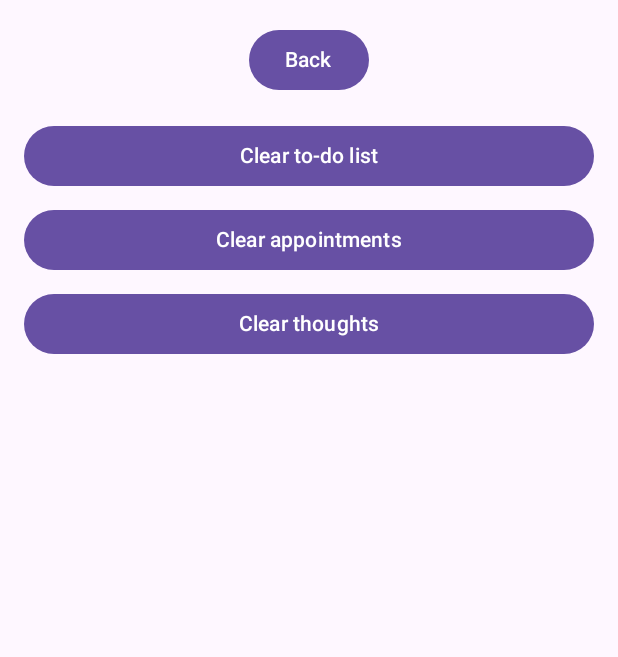
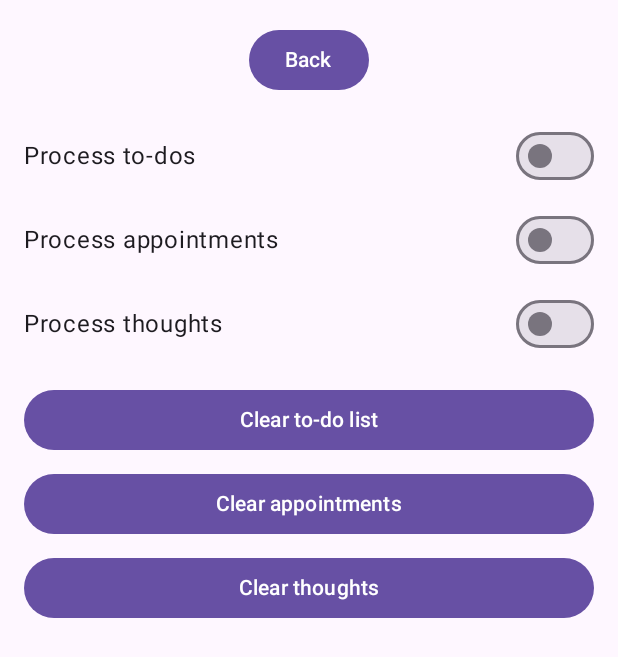
Before and after one commit to fcrescio/Diana, an Android app built with Jetpack Compose: the composable SettingsScreen shown on its own in the app's theme, on a phone screen of 412 x 824 dp. Shown: the top 657 px of the screen. Run offline under Robolectric (Android 15) with nearby library versions, the phone set to English and light mode, and no system bars.

Commit message:
Add processing toggles for memo categories

```diff
--- a/app/src/main/java/li/crescio/penates/diana/ui/SettingsScreen.kt
+++ b/app/src/main/java/li/crescio/penates/diana/ui/SettingsScreen.kt
@@ -2,6 +2,7 @@ package li.crescio.penates.diana.ui
 
 import androidx.compose.foundation.layout.*
 import androidx.compose.material3.Button
+import androidx.compose.material3.Switch
 import androidx.compose.material3.Text
 import androidx.compose.runtime.Composable
 import androidx.compose.ui.Alignment
@@ -12,10 +13,16 @@ import li.crescio.penates.diana.R
 
 @Composable
 fun SettingsScreen(
+    processTodos: Boolean,
+    processAppointments: Boolean,
+    processThoughts: Boolean,
+    onProcessTodosChange: (Boolean) -> Unit,
+    onProcessAppointmentsChange: (Boolean) -> Unit,
+    onProcessThoughtsChange: (Boolean) -> Unit,
     onClearTodos: () -> Unit,
     onClearAppointments: () -> Unit,
     onClearThoughts: () -> Unit,
-    onBack: () -> Unit
+    onBack: () -> Unit,
 ) {
     Column(modifier = Modifier.fillMaxSize()) {
         Box(
@@ -32,19 +39,46 @@ fun SettingsScreen(
                 .weight(1f)
                 .padding(horizontal = 16.dp)
         ) {
+            Row(
+                verticalAlignment = Alignment.CenterVertically,
+                modifier = Modifier.fillMaxWidth()
+            ) {
+                Text(stringResource(R.string.process_todo))
+                Spacer(modifier = Modifier.weight(1f))
+                Switch(checked = processTodos, onCheckedChange = onProcessTodosChange)
+            }
+            Spacer(modifier = Modifier.height(8.dp))
+            Row(
+                verticalAlignment = Alignment.CenterVertically,
+                modifier = Modifier.fillMaxWidth()
+            ) {
+                Text(stringResource(R.string.process_appointments))
+                Spacer(modifier = Modifier.weight(1f))
+                Switch(checked = processAppointments, onCheckedChange = onProcessAppointmentsChange)
+            }
+            Spacer(modifier = Modifier.height(8.dp))
+            Row(
+                verticalAlignment = Alignment.CenterVertically,
+                modifier = Modifier.fillMaxWidth()
+            ) {
+                Text(stringResource(R.string.process_thoughts))
+                Spacer(modifier = Modifier.weight(1f))
+                Switch(checked = processThoughts, onCheckedChange = onProcessThoughtsChange)
+            }
+            Spacer(modifier = Modifier.height(16.dp))
             Button(
                 onClick = onClearTodos,
-                modifier = Modifier.fillMaxWidth()
+                modifier = Modifier.fillMaxWidth(),
             ) { Text(stringResource(R.string.clear_todo)) }
             Spacer(modifier = Modifier.height(8.dp))
             Button(
                 onClick = onClearAppointments,
-                modifier = Modifier.fillMaxWidth()
+                modifier = Modifier.fillMaxWidth(),
             ) { Text(stringResource(R.string.clear_appointments)) }
             Spacer(modifier = Modifier.height(8.dp))
             Button(
                 onClick = onClearThoughts,
-                modifier = Modifier.fillMaxWidth()
+                modifier = Modifier.fillMaxWidth(),
             ) { Text(stringResource(R.string.clear_thoughts)) }
         }
     }
--- a/app/src/main/res/values/strings.xml
+++ b/app/src/main/res/values/strings.xml
@@ -32,4 +32,7 @@
     <string name="delete_todo_message">Are you sure you want to delete this to-do?</string>
     <string name="delete_appointment_title">Delete appointment</string>
     <string name="delete_appointment_message">Are you sure you want to delete this appointment?</string>
+    <string name="process_todo">Process to-dos</string>
+    <string name="process_appointments">Process appointments</string>
+    <string name="process_thoughts">Process thoughts</string>
 </resources>
```
Also changed, not shown: app/src/main/java/li/crescio/penates/diana/MainActivity.kt (+38 -4 lines), app/src/main/java/li/crescio/penates/diana/llm/MemoProcessor.kt (+15 -4 lines), app/src/main/java/li/crescio/penates/diana/persistence/NoteRepository.kt (+22 -6 lines), app/src/main/java/li/crescio/penates/diana/ui/NotesListScreen.kt (+18 -3 lines), 2 other files.
